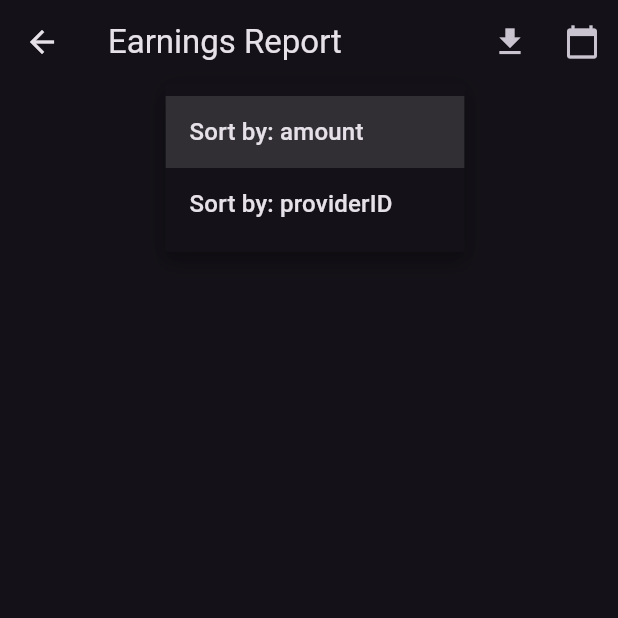
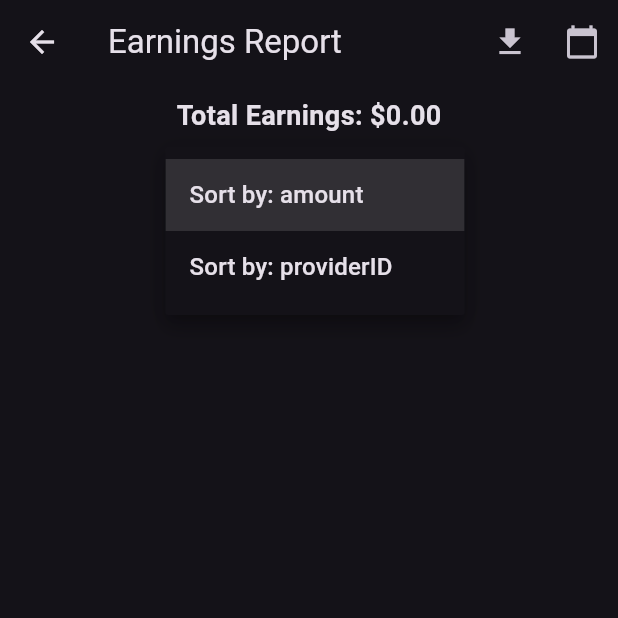
Before and after one commit to AkshaySalate/OnlineServiceBooking-MiniProject, a Flutter app: the EarningsPage screen opened directly, after a tap on an icon or button, on a phone screen of 412 x 824 dp, the top half of it. Run offline on Flutter 3.47's test engine with Material 3 defaults, Android fonts, the phone set to English and light mode, and no system bars; our stand-ins replace cloud_firestore, csv, firebase_auth, firebase_core, fl_chart, geocoding and 3 more; missing offline and left inert: dart:html; accounts and stored records are empty.

Commit message:
I've added the Total Earnings Calculation feature. Now, the admin can see the total earnings displayed at the top of the page.

```diff
--- a/admin_panel/lib/screens/earnings_page.dart
+++ b/admin_panel/lib/screens/earnings_page.dart
@@ -14,6 +14,15 @@ class _EarningsPageState extends State<EarningsPage> {
   String selectedSort = "amount";
   DateTime? _selectedStartDate;
   DateTime? _selectedEndDate;
+  num totalEarnings = 0;
+
+  Future<void> _calculateTotalEarnings() async {
+    QuerySnapshot snapshot = await FirebaseFirestore.instance.collection('earnings').get();
+    num sum = snapshot.docs.fold(0, (total, doc) => total + (doc['amount'] as num));
+    setState(() {
+      totalEarnings = sum;
+    });
+  }
 
   Future<String> _fetchProviderName(String providerId) async {
     DocumentSnapshot providerDoc = await FirebaseFirestore.instance.collection('service_providers').doc(providerId).get();
@@ -32,6 +41,7 @@ class _EarningsPageState extends State<EarningsPage> {
         _selectedStartDate = pickedRange.start;
         _selectedEndDate = pickedRange.end;
       });
+      _calculateTotalEarnings();
     }
   }
 
@@ -62,6 +72,12 @@ class _EarningsPageState extends State<EarningsPage> {
   }
 
   @override
+  void initState() {
+    super.initState();
+    _calculateTotalEarnings();
+  }
+
+  @override
   Widget build(BuildContext context) {
     return Scaffold(
       appBar: AppBar(
@@ -79,6 +95,13 @@ class _EarningsPageState extends State<EarningsPage> {
       ),
       body: Column(
         children: [
+          Padding(
+            padding: const EdgeInsets.all(8.0),
+            child: Text(
+              "Total Earnings: \$${totalEarnings.toStringAsFixed(2)}",
+              style: TextStyle(fontSize: 18, fontWeight: FontWeight.bold),
+            ),
+          ),
           Padding(
             padding: const EdgeInsets.all(8.0),
             child: DropdownButton<String>(
@@ -120,7 +143,7 @@ class _EarningsPageState extends State<EarningsPage> {
                         String providerName = providerSnapshot.hasData ? providerSnapshot.data! : 'Loading...';
                         return ListTile(
                           title: Text("Provider: $providerName"),
-                          subtitle: Text("Provider ID: ${earning['providerID']}\nAmount: \$${earning['amount']}\nDate: ${DateFormat.yMMMd().format((earning['date'] as Timestamp).toDate())}"),
+                          subtitle: Text("Amount: \$${earning['amount']}\nDate: ${DateFormat.yMMMd().format((earning['date'] as Timestamp).toDate())}"),
                         );
                       },
                     );
```
